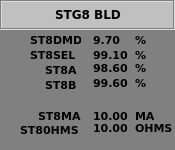
Above: Martin/Qt/SiTTuGAs/A1-Turbina/wstg8bld.ui from mbravod/aeros before the change. Below: the same form after it.
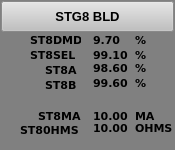
That is the form after the change.

What changed in the file:
```diff
--- a/Martin/Qt/SiTTuGAs/A1-Turbina/wstg8bld.ui
+++ b/Martin/Qt/SiTTuGAs/A1-Turbina/wstg8bld.ui
@@ -28,49 +28,6 @@
   <property name="styleSheet">
    <string notr="true">background-color: rgb(128, 128, 128);</string>
   </property>
-  <widget class="QFrame" name="frame">
-   <property name="geometry">
-    <rect>
-     <x>0</x>
-     <y>0</y>
-     <width>175</width>
-     <height>30</height>
-    </rect>
-   </property>
-   <property name="styleSheet">
-    <string notr="true">background-color: rgb(192, 192, 192);</string>
-   </property>
-   <property name="frameShape">
-    <enum>QFrame::Box</enum>
-   </property>
-   <property name="frameShadow">
-    <enum>QFrame::Sunken</enum>
-   </property>
-  </widget>
-  <widget class="QLabel" name="lbSTGBT">
-   <property name="geometry">
-    <rect>
-     <x>55</x>
-     <y>6</y>
-     <width>111</width>
-     <height>16</height>
-    </rect>
-   </property>
-   <property name="font">
-    <font>
-     <family>Verdana</family>
-     <pointsize>9</pointsize>
-     <weight>75</weight>
-     <bold>true</bold>
-    </font>
-   </property>
-   <property name="styleSheet">
-    <string notr="true">background-color: rgb(192, 192, 192);</string>
-   </property>
-   <property name="text">
-    <string>STG8 BLD</string>
-   </property>
-  </widget>
   <widget class="QLabel" name="lbSTGBT_1">
    <property name="geometry">
     <rect>
@@ -519,9 +476,30 @@
     <string/>
    </property>
   </widget>
+  <widget class="QPushButton" name="btCerrar">
+   <property name="geometry">
+    <rect>
+     <x>1</x>
+     <y>1</y>
+     <width>173</width>
+     <height>31</height>
+    </rect>
+   </property>
+   <property name="font">
+    <font>
+     <pointsize>10</pointsize>
+     <weight>75</weight>
+     <bold>true</bold>
+    </font>
+   </property>
+   <property name="styleSheet">
+    <string notr="true">background-color: rgb(192, 192, 192);</string>
+   </property>
+   <property name="text">
+    <string>STG8 BLD</string>
+   </property>
+  </widget>
   <zorder>lbFondo</zorder>
-  <zorder>frame</zorder>
-  <zorder>lbSTGBT</zorder>
   <zorder>lbSTGBT_1</zorder>
   <zorder>lbSTGB_1</zorder>
   <zorder>lbSTGBU_1</zorder>
@@ -540,6 +518,7 @@
   <zorder>lbSTGBU_6</zorder>
   <zorder>lbSTGBT_6</zorder>
   <zorder>lbSTGB_6</zorder>
+  <zorder>btCerrar</zorder>
  </widget>
  <layoutdefault spacing="6" margin="11"/>
  <resources/>
```
